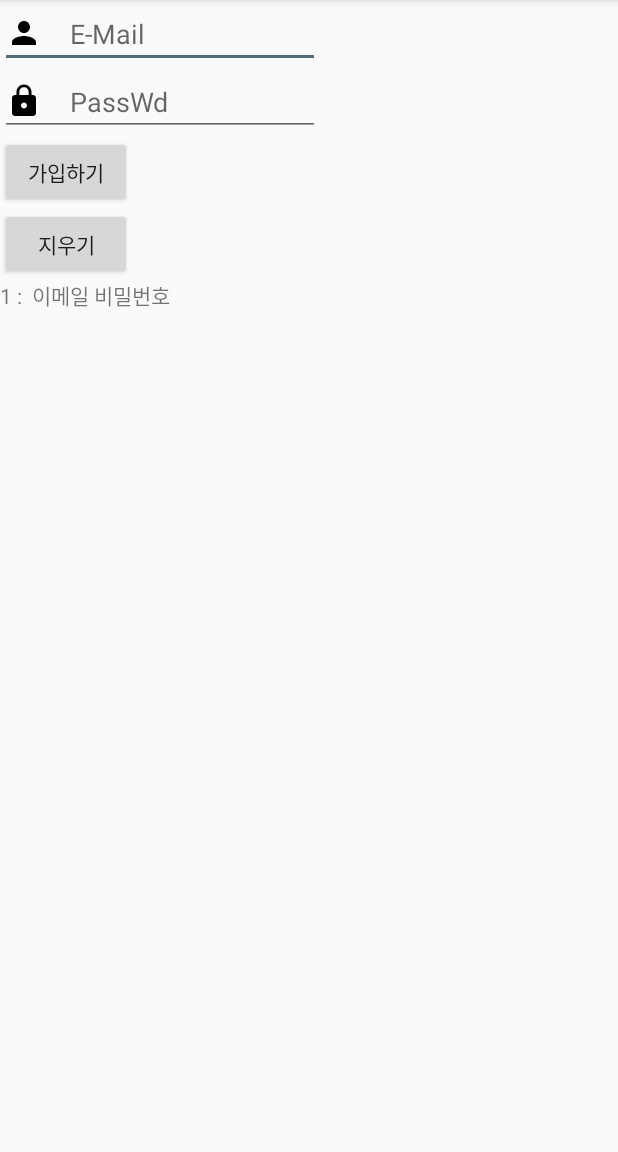
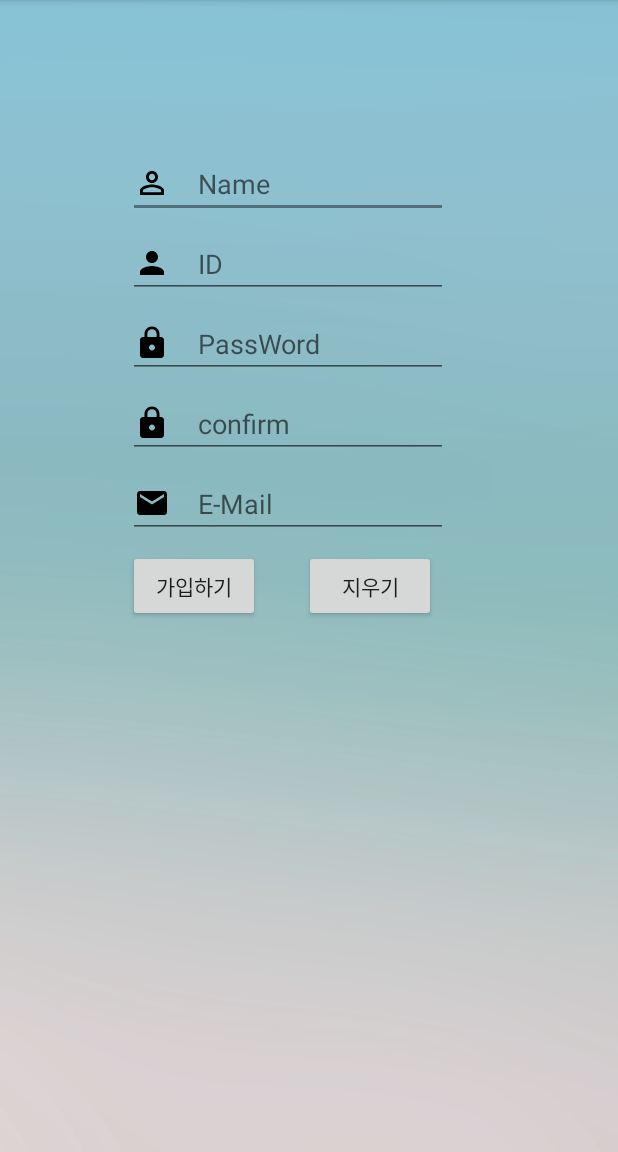
Before and after one commit to Sophia2730/TravelStory, an Android app: the RegisterActivity screen opened directly, with no data from a screen before it, after a tap on "가입하기", on a phone screen of 412 x 824 dp, the part 84-1236 px from its top. Run offline under Robolectric (Android 15) with nearby library versions, the phone set to English and light mode, and no system bars.

Commit message:
Calendar 오류 수정 및 Background 설정

```diff
--- a/app/src/main/AndroidManifest.xml
+++ b/app/src/main/AndroidManifest.xml
@@ -9,7 +9,7 @@
         android:roundIcon="@mipmap/ic_launcher_round"
         android:supportsRtl="true"
         android:theme="@style/AppTheme">
-        <activity android:name=".LoginActivity">
+        <activity android:name=".Login.LoginActivity">
             <intent-filter>
                 <action android:name="android.intent.action.MAIN" />
 
@@ -17,7 +17,7 @@
             </intent-filter>
         </activity>
         <activity android:name=".MainActivity" />
-        <activity android:name=".RegisterActivity" />
+        <activity android:name=".Login.RegisterActivity" />
         <activity
             android:name=".MainTravelAdd"
             android:label="@string/title_activity_main_travel_add"
--- a/app/src/main/java/com/example/sophia/travelstory/DBHelper.java
+++ /dev/null
@@ -1,75 +0,0 @@
-package com.example.sophia.travelstory;
-
-import android.content.Context;
-import android.database.Cursor;
-import android.database.sqlite.SQLiteDatabase;
-import android.database.sqlite.SQLiteOpenHelper;
-
-/**
- * Created by sophia on 2017. 5. 20..
- */
-
-public class DBHelper extends SQLiteOpenHelper {
-    // DBHelper 생성자로 관리할 DB 이름과 버전 정보를 받음
-    public DBHelper(Context context, String name, SQLiteDatabase.CursorFactory factory, int version) {
-        super(context, name, factory, version);
-    }
-
-    // DB를 새로 생성할 때 호출되는 함수
-    @Override
-    public void onCreate(SQLiteDatabase db) {
-        db.execSQL("CREATE TABLE USER (_id INTEGER PRIMARY KEY AUTOINCREMENT, email TEXT, passwd TEXT);");
-    }
-
-    // DB 업그레이드를 위해 버전이 변경될 때 호출되는 함수
-    @Override
-    public void onUpgrade(SQLiteDatabase db, int oldVersion, int newVersion) {
-
-    }
-
-    public void insert(String email, String passwd) {
-        // 읽고 쓰기가 가능하게 DB 열기
-        SQLiteDatabase db = getWritableDatabase();
-        // DB에 입력한 값으로 행 추가
-        db.execSQL("INSERT INTO USER VALUES(null, '" + email + "', '" + passwd + "');");
-        db.close();
-    }
-
-    public void delete() {
-        SQLiteDatabase db = getWritableDatabase();
-        db.execSQL("DELETE FROM USER;");
-        db.close();
-    }
-
-
-    public String getResult() {
-        // 읽기가 가능하게 DB 열기
-        SQLiteDatabase db = getReadableDatabase();
-        String result = "";
-
-        // DB에 있는 데이터를 쉽게 처리하기 위해 Cursor를 사용하여 테이블에 있는 모든 데이터 출력
-        Cursor cursor = db.rawQuery("SELECT * FROM USER", null);
-        while (cursor.moveToNext()) {
-            result += cursor.getString(0)
-                    + " : "
-                    + cursor.getString(1)
-                    + " 이메일 "
-                    + cursor.getString(2)
-                    + "비밀번호 \n";
-        }
-        return result;
-    }
-
-    public boolean accessLogin(String email, String passwd) {
-        SQLiteDatabase db = getReadableDatabase();
-        Cursor cursor = db.rawQuery("SELECT * FROM USER", null);
-        String curName, curPwd;
-        while (cursor.moveToNext()) {
-            curName = cursor.getString(1);
-            curPwd = cursor.getString(2);
-            if (curName.equals(email) & curPwd.equals(passwd))
-                return true;
-        }
-        return false;
-    }
-}
--- a/app/src/main/java/com/example/sophia/travelstory/RegisterActivity.java
+++ b/app/src/main/java/com/example/sophia/travelstory/Login/RegisterActivity.java
@@ -1,4 +1,4 @@
-package com.example.sophia.travelstory;
+package com.example.sophia.travelstory.Login;
 
 import android.content.ContentValues;
 import android.os.Bundle;
@@ -6,7 +6,9 @@ import android.support.v7.app.AppCompatActivity;
 import android.view.View;
 import android.widget.Button;
 import android.widget.EditText;
-import android.widget.TextView;
+import android.widget.Toast;
+
+import com.example.sophia.travelstory.R;
 
 public class RegisterActivity extends AppCompatActivity {
 
@@ -17,9 +19,11 @@ public class RegisterActivity extends AppCompatActivity {
 
         final DBHelper dbHelper = new DBHelper(getApplicationContext(), "USER.db", null, 1);
 
-        final TextView result = (TextView) findViewById(R.id.result);
         final EditText edt_email = (EditText) findViewById(R.id.edt_email);
         final EditText edt_passwd = (EditText) findViewById(R.id.edt_passwd);
+        final EditText edt_passwd2 = (EditText) findViewById(R.id.edt_passwd2);
+        final EditText edt_name = (EditText) findViewById(R.id.edt_name);
+        final EditText edt_id = (EditText) findViewById(R.id.edt_id);
 
         final ContentValues values = new ContentValues();
 
@@ -28,15 +32,22 @@ public class RegisterActivity extends AppCompatActivity {
         btn_register.setOnClickListener(new View.OnClickListener() {
             @Override
             public void onClick(View v) {
+                String name = edt_name.getText().toString();
+                String passwd = edt_passwd.getText().toString();
+                String passwdCheck = edt_passwd2.getText().toString();
                 String email = edt_email.getText().toString();
-                String passwd = edt_passwd.getText().toString();
+                String id = edt_id.getText().toString();
 
-//                values.put("email", email);
-//                values.put("passwd", passwd);
-//                dbHelper.insert("USER", "NULL", values);
+                if (name.equals("") | passwd.equals("") | email.equals("") | id.equals(""))
+                    Toast.makeText(RegisterActivity.this, "모든 정보를 입력해주세요!", Toast.LENGTH_SHORT).show();
+                else if (!passwd.equals(passwdCheck))
+                    Toast.makeText(RegisterActivity.this, "비밀번호가 서로 맞지 않습니다!!", Toast.LENGTH_SHORT).show();
+                else {
+                    dbHelper.insert(name, id, passwd, email);
+                    Toast.makeText(RegisterActivity.this, "회원가입 완료!", Toast.LENGTH_SHORT).show();
+                    finish();
+                }
 
-                dbHelper.insert(email, passwd);
-                result.setText(dbHelper.getResult());
             }
         });
 
--- /dev/null
+++ b/app/src/main/res/drawable/ic_email_black_24dp.xml
@@ -0,0 +1,9 @@
+<vector xmlns:android="http://schemas.android.com/apk/res/android"
+        android:width="24dp"
+        android:height="24dp"
+        android:viewportWidth="24.0"
+        android:viewportHeight="24.0">
+    <path
+        android:fillColor="#FF000000"
+        android:pathData="M20,4L4,4c-1.1,0 -1.99,0.9 -1.99,2L2,18c0,1.1 0.9,2 2,2h16c1.1,0 2,-0.9 2,-2L22,6c0,-1.1 -0.9,-2 -2,-2zM20,8l-8,5 -8,-5L4,6l8,5 8,-5v2z"/>
+</vector>
--- /dev/null
+++ b/app/src/main/res/drawable/ic_perm_identity_black_24dp.xml
@@ -0,0 +1,9 @@
+<vector xmlns:android="http://schemas.android.com/apk/res/android"
+        android:width="24dp"
+        android:height="24dp"
+        android:viewportWidth="24.0"
+        android:viewportHeight="24.0">
+    <path
+        android:fillColor="#FF000000"
+        android:pathData="M12,5.9c1.16,0 2.1,0.94 2.1,2.1s-0.94,2.1 -2.1,2.1S9.9,9.16 9.9,8s0.94,-2.1 2.1,-2.1m0,9c2.97,0 6.1,1.46 6.1,2.1v1.1L5.9,18.1L5.9,17c0,-0.64 3.13,-2.1 6.1,-2.1M12,4C9.79,4 8,5.79 8,8s1.79,4 4,4 4,-1.79 4,-4 -1.79,-4 -4,-4zM12,13c-2.67,0 -8,1.34 -8,4v3h16v-3c0,-2.66 -5.33,-4 -8,-4z"/>
+</vector>
--- a/app/src/main/res/layout/activity_calender_add.xml
+++ b/app/src/main/res/layout/activity_calender_add.xml
@@ -4,6 +4,8 @@
     xmlns:tools="http://schemas.android.com/tools"
     android:layout_width="match_parent"
     android:layout_height="match_parent"
+    android:background="@drawable/travelstory_background"
+
     tools:context="com.example.sophia.travelstory.CalenderAdd">
 
     <CalendarView
--- a/app/src/main/res/layout/activity_main.xml
+++ b/app/src/main/res/layout/activity_main.xml
@@ -4,6 +4,7 @@
     xmlns:tools="http://schemas.android.com/tools"
     android:layout_width="match_parent"
     android:layout_height="match_parent"
+    android:background="@drawable/travelstory_background"
     tools:context="com.example.sophia.travelstory.MainActivity">
 
     <ListView
--- a/app/src/main/res/layout/activity_register.xml
+++ b/app/src/main/res/layout/activity_register.xml
@@ -1,46 +1,97 @@
 <?xml version="1.0" encoding="utf-8"?>
-<LinearLayout xmlns:android="http://schemas.android.com/apk/res/android"
+<android.support.constraint.ConstraintLayout xmlns:android="http://schemas.android.com/apk/res/android"
     xmlns:app="http://schemas.android.com/apk/res-auto"
     xmlns:tools="http://schemas.android.com/tools"
     android:layout_width="match_parent"
     android:layout_height="match_parent"
+    android:background="@drawable/travelstory_background"
     android:orientation="vertical"
-    tools:context="com.example.sophia.travelstory.RegisterActivity">
+    tools:context="com.example.sophia.travelstory.Login.RegisterActivity">
+
+    <EditText
+        android:id="@+id/edt_name"
+        android:layout_width="wrap_content"
+        android:layout_height="wrap_content"
+        android:layout_marginLeft="85dp"
+        android:layout_marginTop="100dp"
+        android:drawableLeft="@drawable/ic_perm_identity_black_24dp"
+        android:drawableStart="@drawable/ic_perm_identity_black_24dp"
+        android:ems="10"
+        android:hint="    Name"
+        android:inputType="textEmailAddress"
+        app:layout_constraintLeft_toLeftOf="parent"
+        app:layout_constraintTop_toTopOf="parent" />
+
+    <EditText
+        android:id="@+id/edt_id"
+        android:layout_width="wrap_content"
+        android:layout_height="wrap_content"
+        android:layout_marginTop="8dp"
+        android:drawableLeft="@drawable/ic_person_black_24dp"
+        android:drawableStart="@drawable/ic_person_black_24dp"
+        android:ems="10"
+        android:hint="    ID"
+        android:inputType="textEmailAddress"
+        app:layout_constraintLeft_toLeftOf="@+id/edt_name"
+        app:layout_constraintTop_toBottomOf="@+id/edt_name" />
+
+
+    <EditText
+        android:id="@+id/edt_passwd"
+        android:layout_width="wrap_content"
+        android:layout_height="wrap_content"
+        android:layout_marginTop="8dp"
+        android:drawableLeft="@drawable/ic_lock_black_24dp"
+        android:drawableStart="@drawable/ic_lock_black_24dp"
+        android:ems="10"
+        android:hint="    PassWord"
+        android:inputType="textPassword"
+        app:layout_constraintLeft_toLeftOf="@+id/edt_name"
+        app:layout_constraintTop_toBottomOf="@+id/edt_id" />
+
+    <EditText
+        android:id="@+id/edt_passwd2"
+        android:layout_width="0dp"
+        android:layout_height="wrap_content"
+        android:layout_marginTop="8dp"
+        android:drawableLeft="@drawable/ic_lock_black_24dp"
+        android:drawableStart="@drawable/ic_lock_black_24dp"
+        android:ems="10"
+        android:hint="    confirm"
+        android:inputType="textPassword"
+        app:layout_constraintLeft_toLeftOf="@+id/edt_name"
+        app:layout_constraintTop_toBottomOf="@+id/edt_passwd" />
 
     <EditText
         android:id="@+id/edt_email"
         android:layout_width="wrap_content"
         android:layout_height="wrap_content"
-        android:drawableLeft="@drawable/ic_person_black_24dp"
-        android:drawableStart="@drawable/ic_person_black_24dp"
+        android:layout_marginTop="8dp"
+        android:drawableLeft="@drawable/ic_email_black_24dp"
+        android:drawableStart="@drawable/ic_email_black_24dp"
         android:ems="10"
         android:hint="    E-Mail"
-        android:inputType="textEmailAddress" />
-
-    <EditText
-        android:id="@+id/edt_passwd"
-        android:layout_width="wrap_content"
-        android:layout_height="wrap_content"
-        android:drawableLeft="@drawable/ic_lock_black_24dp"
-        android:drawableStart="@drawable/ic_lock_black_24dp"
-        android:ems="10"
-        android:hint="    PassWd"
-        android:inputType="textEmailAddress" />
+        android:inputType="textEmailAddress"
+        app:layout_constraintLeft_toLeftOf="@+id/edt_name"
+        app:layout_constraintTop_toBottomOf="@+id/edt_passwd2" />
 
     <Button
         android:id="@+id/btn_registeruser"
         android:layout_width="wrap_content"
         android:layout_height="wrap_content"
-        android:text="가입하기" />
+        android:layout_marginTop="8dp"
+        android:text="가입하기"
+        app:layout_constraintLeft_toLeftOf="@+id/edt_name"
+        app:layout_constraintTop_toBottomOf="@+id/edt_email" />
 
     <Button
         android:id="@+id/btn_delete"
         android:layout_width="wrap_content"
         android:layout_height="wrap_content"
-        android:text="지우기" />
+        android:layout_marginRight="8dp"
+        android:layout_marginTop="8dp"
+        android:text="지우기"
+        app:layout_constraintRight_toRightOf="@+id/edt_name"
+        app:layout_constraintTop_toBottomOf="@+id/edt_email" />
 
-    <TextView
-        android:id="@+id/result"
-        android:layout_width="wrap_content"
-        android:layout_height="wrap_content" />
-</LinearLayout>
+</android.support.constraint.ConstraintLayout>
```
Also changed, not shown: app/src/main/java/com/example/sophia/travelstory/Login/DBHelper.java (added, +79 -0 lines), app/src/main/java/com/example/sophia/travelstory/Login/LoginActivity.java (renamed from app/src/main/java/com/example/sophia/travelstory/LoginActivity.java, +7 -5 lines), app/src/main/java/com/example/sophia/travelstory/MainTravelAdd.java (+15 -9 lines), app/src/main/res/layout/activity_login.xml (+35 -32 lines), app/src/main/res/layout/activity_main_add.xml (+29 -25 lines), app/src/main/res/drawable/travelstory_background.png (added).
